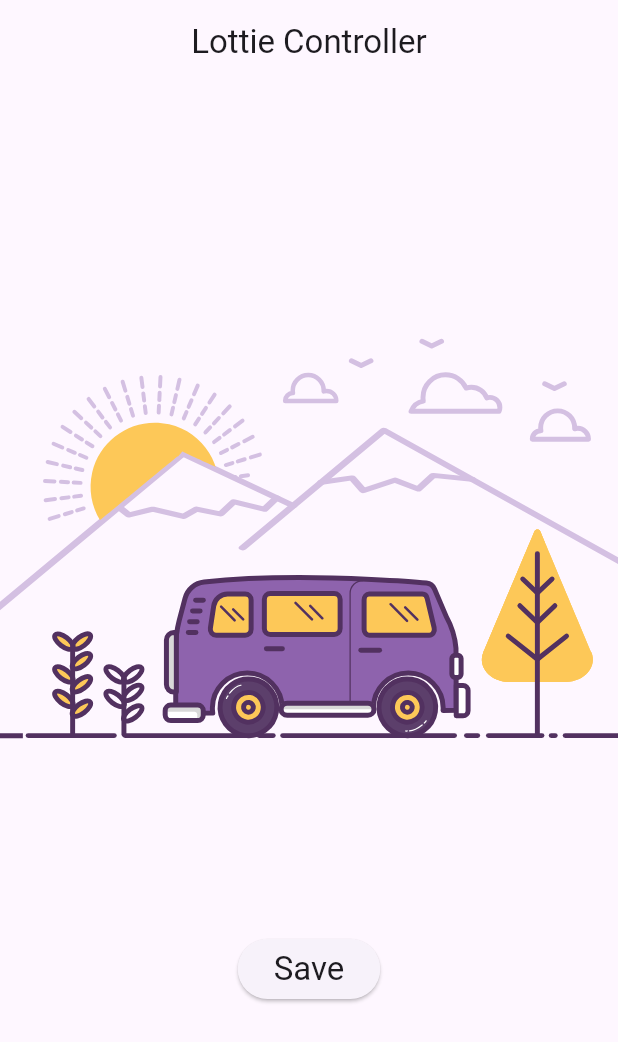
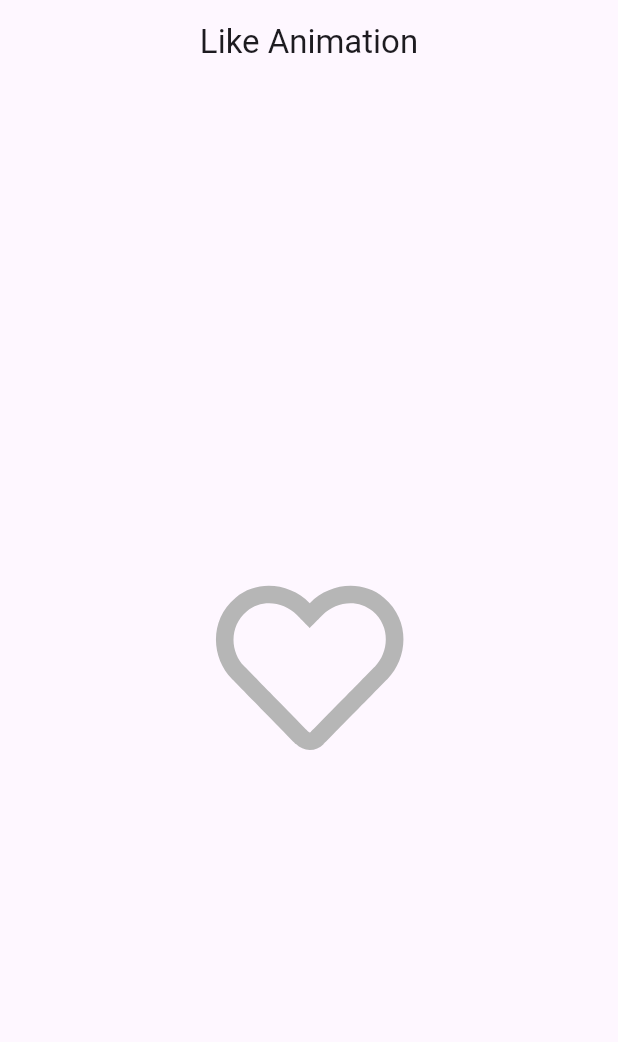
Before and after one commit to Kodla-devs/lottie_tutorial, a Flutter app: the screen it shows after launch, on a phone screen of 412 x 824 dp. Shown: the top 1042 px of the screen. Run offline on Flutter 3.47's test engine with Material 3 defaults, Android fonts, the phone set to English and light mode, and no system bars; our stand-ins replace lottie.

Commit message:
Like Animation

```diff
--- /dev/null
+++ b/lib/like_animation.dart
@@ -0,0 +1,59 @@
+import 'package:flutter/material.dart';
+import 'package:lottie/lottie.dart';
+
+class LikeAnimation extends StatefulWidget {
+  const LikeAnimation({super.key});
+
+  @override
+  State<LikeAnimation> createState() => _LikeAnimationState();
+}
+
+class _LikeAnimationState extends State<LikeAnimation>
+    with SingleTickerProviderStateMixin {
+  late AnimationController animationController;
+
+  @override
+  void initState() {
+    super.initState();
+    animationController = AnimationController(
+      vsync: this,
+      duration: const Duration(seconds: 1),
+    );
+  }
+
+  @override
+  void dispose() {
+    super.dispose();
+
+    animationController.dispose();
+  }
+
+  bool isLiked = false;
+
+  @override
+  Widget build(BuildContext context) {
+    return Scaffold(
+      appBar: AppBar(
+        centerTitle: true,
+        title: const Text("Like Animation"),
+      ),
+      body: Center(
+        child: GestureDetector(
+          onTap: () {
+            if (isLiked) {
+              isLiked = false;
+              animationController.reverse();
+            } else {
+              isLiked = true;
+              animationController.forward();
+            }
+          },
+          child: Lottie.asset(
+            "assets/like.json",
+            controller: animationController,
+          ),
+        ),
+      ),
+    );
+  }
+}
--- a/lib/main.dart
+++ b/lib/main.dart
@@ -1,5 +1,5 @@
 import 'package:flutter/material.dart';
-import 'package:lottie_tutorial/lottie_controller.dart';
+import 'package:lottie_tutorial/like_animation.dart';
 
 void main() => runApp(const MyApp());
 
@@ -11,7 +11,7 @@ class MyApp extends StatelessWidget {
     return const MaterialApp(
       debugShowCheckedModeBanner: false,
       title: 'Material App',
-      home: LottieController(),
+      home: LikeAnimation(),
     );
   }
 }
```
Also changed, not shown: assets/like.json (added, +1 -0 lines).
